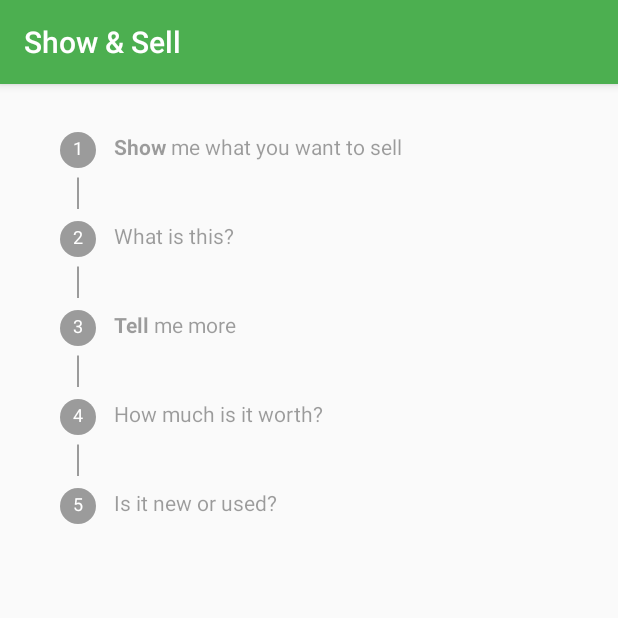
After one commit to firejake308/Show-And-Sell, an Android app: the DonateActivity screen opened directly, with no data from a screen before it, on a phone screen of 412 x 824 dp, the top half of it. The commit adds this screen. Run offline under Robolectric (Android 15) with nearby library versions, the phone set to English and light mode, and no system bars.

Commit message:
v1.1.2 * Stepper now displays steps in inactive states only

```diff
--- a/app/src/main/AndroidManifest.xml
+++ b/app/src/main/AndroidManifest.xml
@@ -65,7 +65,8 @@
 
         <activity
             android:name=".ManageGroupActivity"
-            android:parentActivityName=".SettingsActivity"/>
+            android:parentActivityName=".SettingsActivity" />
+        <activity android:name=".DonateActivity"></activity>
     </application>
 
 </manifest>
--- /dev/null
+++ b/app/src/main/java/com/insertcoolnamehere/showandsell/DonateActivity.java
@@ -0,0 +1,94 @@
+package com.insertcoolnamehere.showandsell;
+
+import android.database.DataSetObserver;
+import android.support.v7.app.AppCompatActivity;
+import android.os.Bundle;
+import android.text.TextWatcher;
+import android.view.View;
+import android.view.ViewGroup;
+import android.widget.AdapterView;
+import android.widget.ListAdapter;
+import android.widget.ListView;
+import android.widget.TextView;
+
+public class DonateActivity extends AppCompatActivity {
+
+    @Override
+    protected void onCreate(Bundle savedInstanceState) {
+        super.onCreate(savedInstanceState);
+        setContentView(R.layout.activity_donate);
+
+        ListView steps = (ListView) findViewById(R.id.steps_listview);
+        ListAdapter adapter = new StepAdapter();
+        steps.setAdapter(adapter);
+    }
+
+    private class StepAdapter implements ListAdapter {
+        /**
+         * The total number of steps displayed by this adapter
+         */
+        private final int STEP_COUNT = 5;
+        /**
+         * The currently active step
+         */
+        private int mCurrentStep = 0;
+
+        public void registerDataSetObserver (DataSetObserver observer){}
+        public void unregisterDataSetObserver (DataSetObserver observer) {}
+        public boolean hasStableIds() {return true;}
+        public int getViewTypeCount() {return 1;}
+        public boolean isEmpty() {return false;}
+        public boolean isEnabled(int id) {return true;}
+        public boolean areAllItemsEnabled() {return true;}
+        public int getCount() {return STEP_COUNT;}
+
+        public View getView (int position, View convertView, ViewGroup parent) {
+            View finalProduct;
+            if (convertView == null) {
+                // inflate XML
+                finalProduct = getLayoutInflater().inflate(R.layout.fragment_step_inactive, parent, false);
+
+                // configure content
+                TextView stepNumberView = (TextView) finalProduct.findViewById(R.id.step_number_view);
+                stepNumberView.setText(""+(position+1));
+
+                TextView stepLabel = (TextView) finalProduct.findViewById(R.id.primary_step_label);
+                switch(position) {
+                    case 0:
+                        stepLabel.setText(R.string.step_take_pic_label);
+                        break;
+                    case 1:
+                        stepLabel.setText(R.string.step_title_label);
+                        break;
+                    case 2:
+                        stepLabel.setText(R.string.step_details_label);
+                        break;
+                    case 3:
+                        stepLabel.setText(R.string.step_price_label);
+                        break;
+                    case 4:
+                        stepLabel.setText(R.string.step_condition_label);
+                        break;
+                }
+
+                // remove connector line for last element
+                if(position == STEP_COUNT - 1) {
+                    View connector = finalProduct.findViewById(R.id.step_connector);
+                    connector.setVisibility(View.GONE);
+                }
+            } else {
+                finalProduct = convertView;
+            }
+            return finalProduct;
+        }
+
+        public int getItemViewType(int position) {
+            return AdapterView.ITEM_VIEW_TYPE_IGNORE;
+        }
+
+        public long getItemId(int position) {return position;}
+
+        public Object getItem(int position) {return position;}
+
+    }
+}
--- a/app/src/main/java/com/insertcoolnamehere/showandsell/ItemDetailActivity.java
+++ b/app/src/main/java/com/insertcoolnamehere/showandsell/ItemDetailActivity.java
@@ -185,7 +185,7 @@ public class ItemDetailActivity extends AppCompatActivity {
 
     /**
      * Serves as the bridge between the comment data and the comment list view
-     * @param <T>
+     * @param <T> Message or a subclass of it
      */
     private class CommentAdapter<T extends Message> extends ArrayAdapter{
         /**
--- /dev/null
+++ b/app/src/main/res/drawable/connector_line.xml
@@ -0,0 +1,7 @@
+<?xml version="1.0" encoding="utf-8"?>
+<shape xmlns:android="http://schemas.android.com/apk/res/android"
+    android:shape="line">
+    <stroke
+        android:color="@color/hintOrDisabledText"
+        android:width="1dp" />
+</shape>
--- /dev/null
+++ b/app/src/main/res/drawable/ic_step_circle_inactive.xml
@@ -0,0 +1,11 @@
+<?xml version="1.0" encoding="utf-8"?>
+<shape xmlns:android="http://schemas.android.com/apk/res/android"
+    android:shape="oval">
+    <solid
+        android:color="@color/hintOrDisabledText" />
+    <corners
+        android:topLeftRadius="12dp"
+        android:topRightRadius="12dp"
+        android:bottomLeftRadius="12dp"
+        android:bottomRightRadius="12dp" />
+</shape>
--- /dev/null
+++ b/app/src/main/res/layout/activity_donate.xml
@@ -0,0 +1,18 @@
+<?xml version="1.0" encoding="utf-8"?>
+<LinearLayout xmlns:android="http://schemas.android.com/apk/res/android"
+    xmlns:tools="http://schemas.android.com/tools"
+    android:id="@+id/activity_donate"
+    android:layout_width="match_parent"
+    android:layout_height="match_parent"
+    android:paddingBottom="@dimen/activity_vertical_margin"
+    android:paddingLeft="@dimen/activity_horizontal_margin"
+    android:paddingRight="@dimen/activity_horizontal_margin"
+    android:paddingTop="24dp"
+    tools:context="com.insertcoolnamehere.showandsell.DonateActivity">
+    <ListView
+        android:layout_width="match_parent"
+        android:layout_height="wrap_content"
+        android:id="@+id/steps_listview"
+        android:divider="@null"
+        android:dividerHeight="0dp"/>
+</LinearLayout>
--- a/app/src/main/res/layout/activity_main.xml
+++ b/app/src/main/res/layout/activity_main.xml
@@ -42,7 +42,7 @@
         android:layout_width="wrap_content"
         android:layout_height="wrap_content"
         android:clickable="true"
-        app:srcCompat="@android:drawable/ic_input_add"
+        app:srcCompat="@drawable/ic_donate"
         android:id="@+id/openDonateBtn"
         app:layout_anchorGravity="bottom|right"
         app:layout_anchor="@id/container"
--- /dev/null
+++ b/app/src/main/res/layout/fragment_step_inactive.xml
@@ -0,0 +1,44 @@
+<?xml version="1.0" encoding="utf-8"?>
+<RelativeLayout xmlns:android="http://schemas.android.com/apk/res/android"
+    android:layout_width="match_parent"
+    android:layout_height="match_parent"
+    android:paddingStart="24dp">
+
+    <TextView
+        android:text="1"
+        android:textAlignment="center"
+        android:textSize="12sp"
+        android:textColor="#FFFFFF"
+        android:layout_width="24dp"
+        android:layout_height="24dp"
+        android:layout_alignParentTop="true"
+        android:layout_alignParentStart="true"
+        android:id="@+id/step_number_view"
+        android:background="@drawable/ic_step_circle_inactive"
+        android:layout_marginTop="8dp"
+        android:layout_marginBottom="8dp"
+        android:paddingTop="2dp"/>
+
+    <TextView
+        android:text="Name of Step 1"
+        android:textSize="14sp"
+        android:textColor="@color/hintOrDisabledText"
+        android:layout_width="wrap_content"
+        android:layout_height="wrap_content"
+        android:layout_alignBaseline="@+id/step_number_view"
+        android:layout_toEndOf="@+id/step_number_view"
+        android:layout_marginStart="12dp"
+        android:id="@+id/primary_step_label" />
+
+    <View
+        android:layout_width="24dp"
+        android:layout_height="3dp"
+        android:layout_marginBottom="8dp"
+        android:layout_marginTop="8dp"
+        android:layout_alignStart="@+id/step_number_view"
+        android:layout_below="@+id/step_number_view"
+        android:id="@+id/step_connector"
+        android:background="@drawable/connector_line"
+        android:rotation="90"/>
+
+</RelativeLayout>
--- a/app/src/main/res/values/strings.xml
+++ b/app/src/main/res/values/strings.xml
@@ -43,6 +43,11 @@
     <string name="prompt_image_upload">Take a Picture</string>
     <string name="prompt_picture_taken">Picture Taken!</string>
     <string name="action_donate">Donate</string>
+    <string name="step_take_pic_label"><b>Show</b> me what you want to sell</string>
+    <string name="step_title_label">What is this?</string>
+    <string name="step_details_label"><b>Tell</b> me more</string>
+    <string name="step_price_label">How much is it worth?</string>
+    <string name="step_condition_label">Is it new or used?</string>
 
     <!-- Item detail -->
     <string name="item_description">Description</string>
```
Also changed, not shown: app/src/main/java/com/insertcoolnamehere/showandsell/MainActivity.java (+12 -0 lines), app/src/main/res/drawable/ic_step_circle_active.xml (added, +13 -0 lines), app/src/main/res/layout/fragment_step_active.xml (added, +60 -0 lines), app/src/main/res/drawable-hdpi/ic_donate.png (added), app/src/main/res/drawable-mdpi/ic_donate.png (added), app/src/main/res/drawable-xhdpi/ic_donate.png (added), app/src/main/res/drawable-xxhdpi/ic_donate.png (added).
